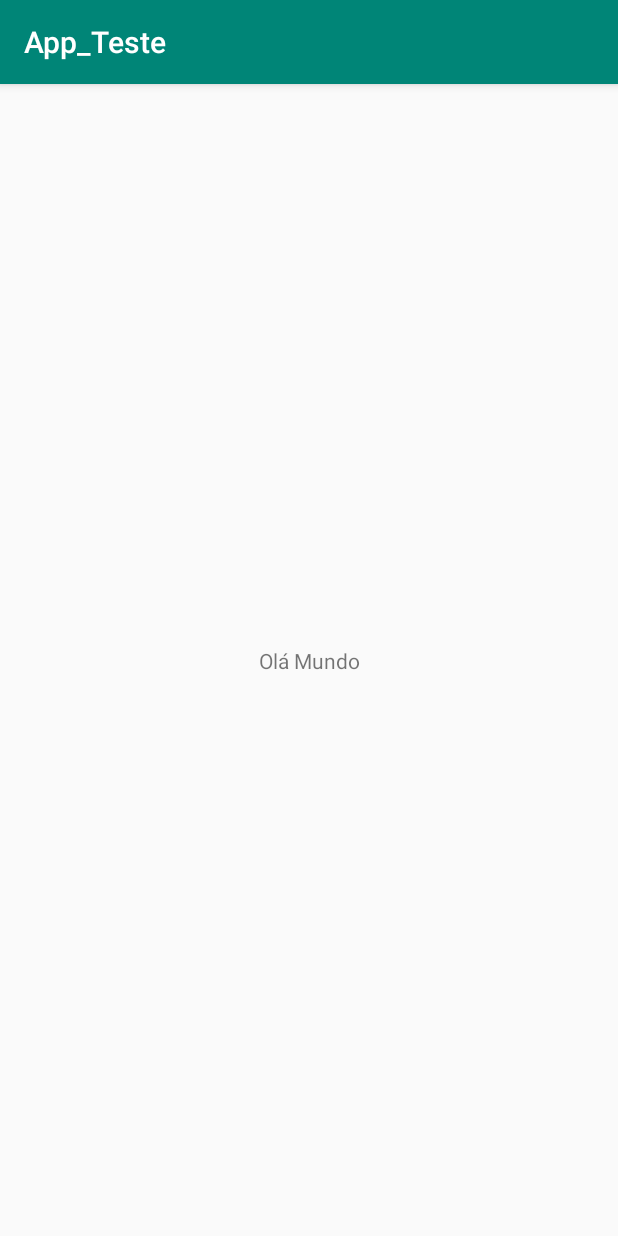
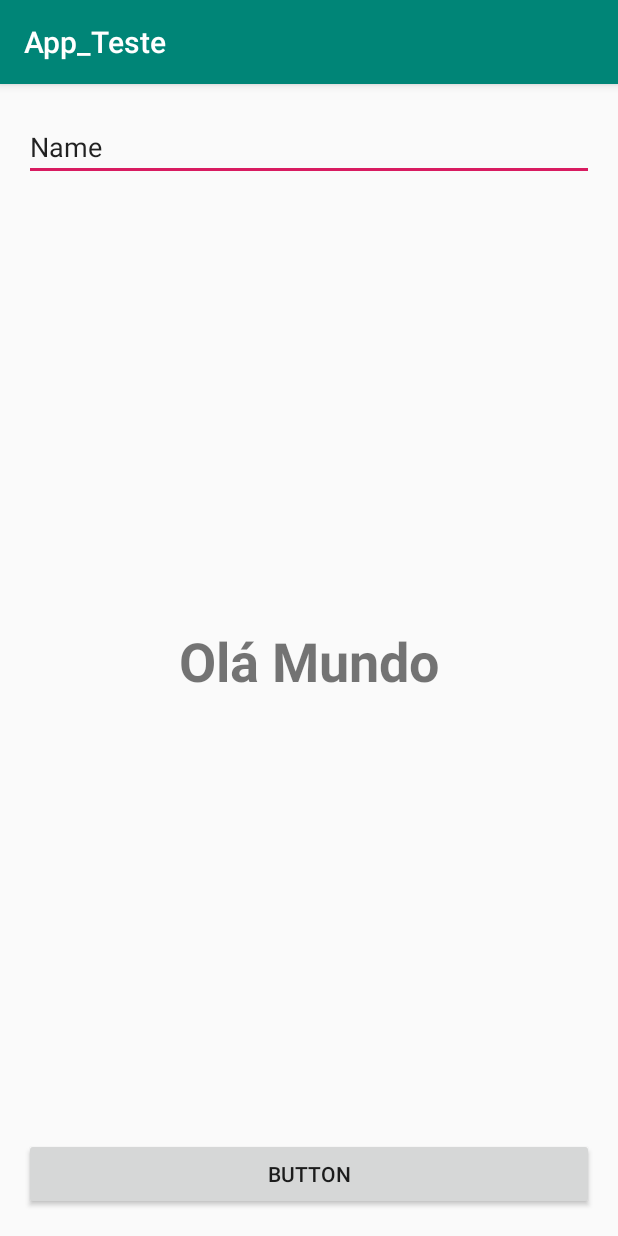
Before and after one commit to Faracoeng/Android-Studio, an Android app: the screen it shows after launch (MainActivity), on a phone screen of 412 x 824 dp. Run offline under Robolectric (Android 15) with nearby library versions, the phone set to English and light mode, and no system bars.

Commit message:
Alterações no primeiro app

```diff
--- a/AndroidStudioProjects/App_Teste/app/src/main/res/layout/activity_main.xml
+++ b/AndroidStudioProjects/App_Teste/app/src/main/res/layout/activity_main.xml
@@ -6,10 +6,47 @@
     android:layout_height="match_parent"
     tools:context=".MainActivity">
 
+    <Button
+        android:id="@+id/button"
+        android:layout_width="0dp"
+        android:layout_height="wrap_content"
+        android:layout_marginStart="16dp"
+        android:layout_marginTop="292dp"
+        android:layout_marginEnd="16dp"
+        android:layout_marginBottom="16dp"
+        android:text="Button"
+        app:layout_constraintBottom_toBottomOf="parent"
+        app:layout_constraintEnd_toEndOf="parent"
+        app:layout_constraintHorizontal_bias="0.498"
+        app:layout_constraintStart_toStartOf="parent"
+        app:layout_constraintTop_toBottomOf="@+id/mensagemTela" />
+
+    <EditText
+        android:id="@+id/caixaTexto"
+        android:layout_width="0dp"
+        android:layout_height="wrap_content"
+        android:layout_marginStart="16dp"
+        android:layout_marginTop="16dp"
+        android:layout_marginEnd="16dp"
+        android:layout_marginBottom="292dp"
+        android:ems="10"
+        android:inputType="textPersonName"
+        android:text="Name"
+        app:layout_constraintBottom_toTopOf="@+id/mensagemTela"
+        app:layout_constraintEnd_toEndOf="parent"
+        app:layout_constraintStart_toStartOf="parent"
+        app:layout_constraintTop_toTopOf="parent" />
+
     <TextView
-        android:layout_width="wrap_content"
+        android:id="@+id/mensagemTela"
+        android:layout_width="0dp"
         android:layout_height="wrap_content"
+        android:layout_marginLeft="16dp"
+        android:layout_marginRight="16dp"
         android:text="@string/saudacao"
+        android:textAlignment="center"
+        android:textSize="36sp"
+        android:textStyle="bold"
         app:layout_constraintBottom_toBottomOf="parent"
         app:layout_constraintLeft_toLeftOf="parent"
         app:layout_constraintRight_toRightOf="parent"
```
